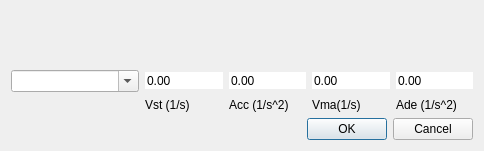
The window that wlqt/form/wlpamwidget.ui (wldevru/src) describes before a commit, drawn with Qt 5.
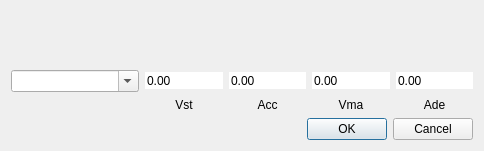
The same window after the commit.

What changed in the file:
```diff
--- a/wlqt/form/wlpamwidget.ui
+++ b/wlqt/form/wlpamwidget.ui
@@ -134,8 +134,11 @@
         <string notr="true"/>
        </property>
        <property name="text">
-        <string>Vst (1/s)</string>
+        <string>Vst</string>
        </property>
+       <property name="alignment">
+        <set>Qt::AlignCenter</set>
+       </property>
       </widget>
      </item>
      <item>
@@ -144,8 +147,11 @@
         <string notr="true"/>
        </property>
        <property name="text">
-        <string>Acc (1/s^2)</string>
+        <string>Acc</string>
        </property>
+       <property name="alignment">
+        <set>Qt::AlignCenter</set>
+       </property>
       </widget>
      </item>
      <item>
@@ -154,8 +160,11 @@
         <string notr="true"/>
        </property>
        <property name="text">
-        <string>Vma(1/s)</string>
+        <string>Vma</string>
        </property>
+       <property name="alignment">
+        <set>Qt::AlignCenter</set>
+       </property>
       </widget>
      </item>
      <item>
@@ -164,7 +173,10 @@
         <string notr="true"/>
        </property>
        <property name="text">
-        <string>Ade (1/s^2)</string>
+        <string>Ade</string>
+       </property>
+       <property name="alignment">
+        <set>Qt::AlignCenter</set>
        </property>
       </widget>
      </item>
```
Left out of the diff: 8 changed lines with no effect on the pictures.
